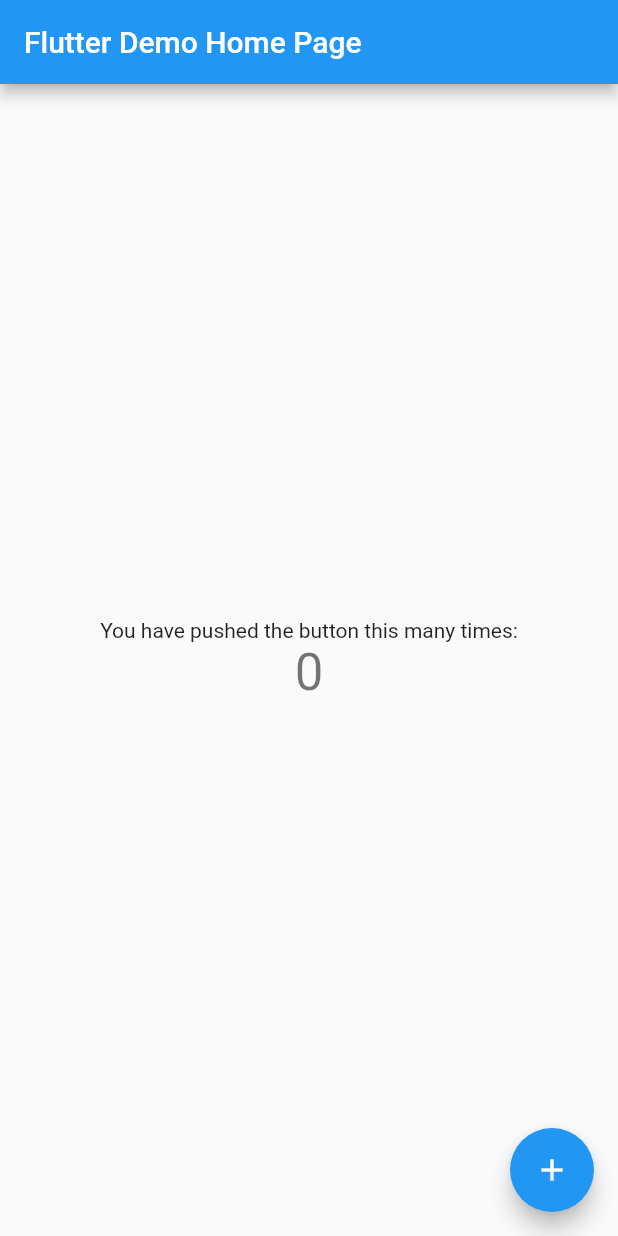
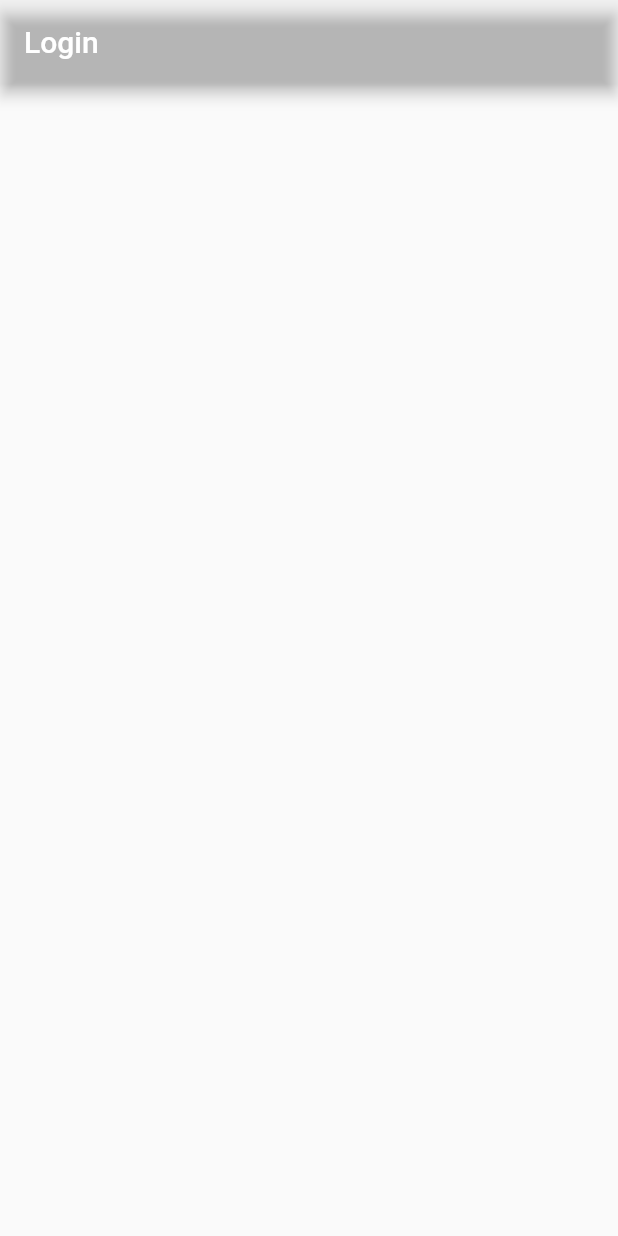
Before and after one commit to aurghyadip/flutter_todo_app, a Flutter app: the screen it shows after launch, on a phone screen of 412 x 824 dp. Run offline on Flutter 3.47's test engine with Material 2 defaults, Android fonts, the phone set to English and light mode, and no system bars.

```diff
--- a/lib/main.dart
+++ b/lib/main.dart
@@ -1,4 +1,7 @@
 import 'package:flutter/material.dart';
+
+import 'views/home_page.dart';
+import 'views/login_page.dart';
 
 void main() => runApp(MyApp());
 
@@ -10,53 +13,7 @@ class MyApp extends StatelessWidget {
       theme: ThemeData(
         primarySwatch: Colors.blue,
       ),
-      home: MyHomePage(title: 'Flutter Demo Home Page'),
+      home: LoginPage(),
     );
   }
 }
-
-class MyHomePage extends StatefulWidget {
-  MyHomePage({Key key, this.title}) : super(key: key);
-  final String title;
-
-  @override
-  _MyHomePageState createState() => _MyHomePageState();
-}
-
-class _MyHomePageState extends State<MyHomePage> {
-  int _counter = 0;
-
-  void _incrementCounter() {
-    setState(() {
-      _counter++;
-    });
-  }
-
-  @override
-  Widget build(BuildContext context) {
-    return Scaffold(
-      appBar: AppBar(
-        title: Text(widget.title),
-      ),
-      body: Center(
-        child: Column(
-          mainAxisAlignment: MainAxisAlignment.center,
-          children: <Widget>[
-            Text(
-              'You have pushed the button this many times:',
-            ),
-            Text(
-              '$_counter',
-              style: Theme.of(context).textTheme.display1,
-            ),
-          ],
-        ),
-      ),
-      floatingActionButton: FloatingActionButton(
-        onPressed: _incrementCounter,
-        tooltip: 'Increment',
-        child: Icon(Icons.add),
-      ),
-    );
-  }
-}
--- /dev/null
+++ b/lib/views/home_page.dart
@@ -0,0 +1,47 @@
+import 'package:flutter/material.dart';
+
+class MyHomePage extends StatefulWidget {
+  MyHomePage({Key key, this.title}) : super(key: key);
+  final String title;
+
+  @override
+  _MyHomePageState createState() => _MyHomePageState();
+}
+
+class _MyHomePageState extends State<MyHomePage> {
+  int _counter = 0;
+
+  void _incrementCounter() {
+    setState(() {
+      _counter++;
+    });
+  }
+
+  @override
+  Widget build(BuildContext context) {
+    return Scaffold(
+      appBar: AppBar(
+        title: Text(widget.title),
+      ),
+      body: Center(
+        child: Column(
+          mainAxisAlignment: MainAxisAlignment.center,
+          children: <Widget>[
+            Text(
+              'You have pushed the button this many times:',
+            ),
+            Text(
+              '$_counter',
+              style: Theme.of(context).textTheme.display1,
+            ),
+          ],
+        ),
+      ),
+      floatingActionButton: FloatingActionButton(
+        onPressed: _incrementCounter,
+        tooltip: 'Increment',
+        child: Icon(Icons.add),
+      ),
+    );
+  }
+}
--- /dev/null
+++ b/lib/views/login_page.dart
@@ -0,0 +1,18 @@
+import 'package:flutter/material.dart';
+
+class LoginPage extends StatefulWidget {
+  @override
+  _LoginPageState createState() => _LoginPageState();
+}
+
+class _LoginPageState extends State<LoginPage> {
+  @override
+  Widget build(BuildContext context) {
+    return Scaffold (
+      appBar: new AppBar(
+        title: Text('Login'),
+        backgroundColor: Colors.transparent,
+      ),
+    );
+  }
+}
--- a/pubspec.yaml
+++ b/pubspec.yaml
@@ -15,6 +15,8 @@ environment:
 dependencies:
   flutter:
     sdk: flutter
+  firebase_core: ^0.2.5
+  cloud_firestore: ^0.8.2
 
   # The following adds the Cupertino Icons font to your application.
   # Use with the CupertinoIcons class for iOS style icons.
```
Also changed, not shown: 3 other files.
